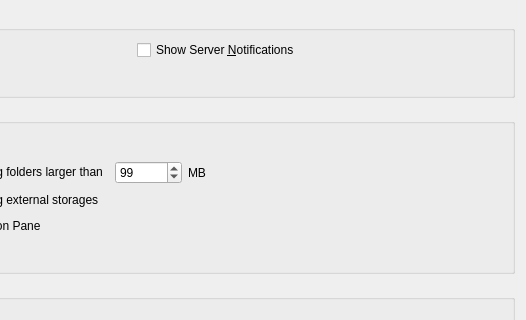
Above: src/gui/generalsettings.ui from AYCHNX/Desktop before the change; both pictures show x 259 to 785 and y 0 to 320 of the 785 by 523 pixel window. Below: the same form after it.
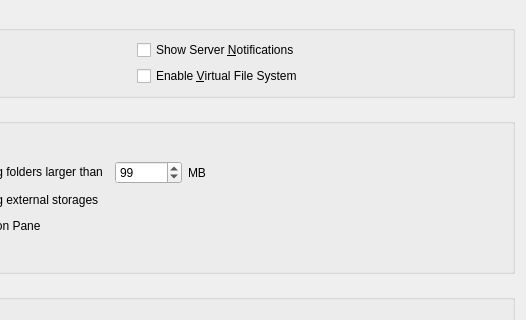
That is the form after the change.

Commit message:
Fix general settings for virtual drive setting
Minor fix: use ifdef for windows header

Patch:
```diff
--- a/src/gui/generalsettings.ui
+++ b/src/gui/generalsettings.ui
@@ -90,6 +90,13 @@
         </property>
        </widget>
       </item>
+      <item row="1" column="1">
+       <widget class="QCheckBox" name="virtualFileSystemCheckbox">
+        <property name="text">
+         <string>Enable &amp;Virtual File System</string>
+        </property>
+       </widget>
+      </item>
      </layout>
     </widget>
    </item>
```
